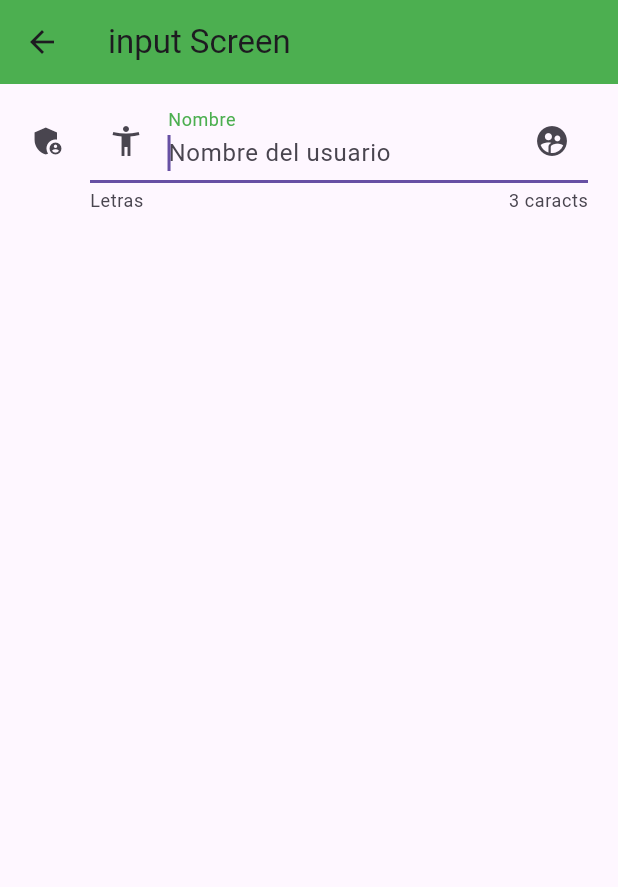
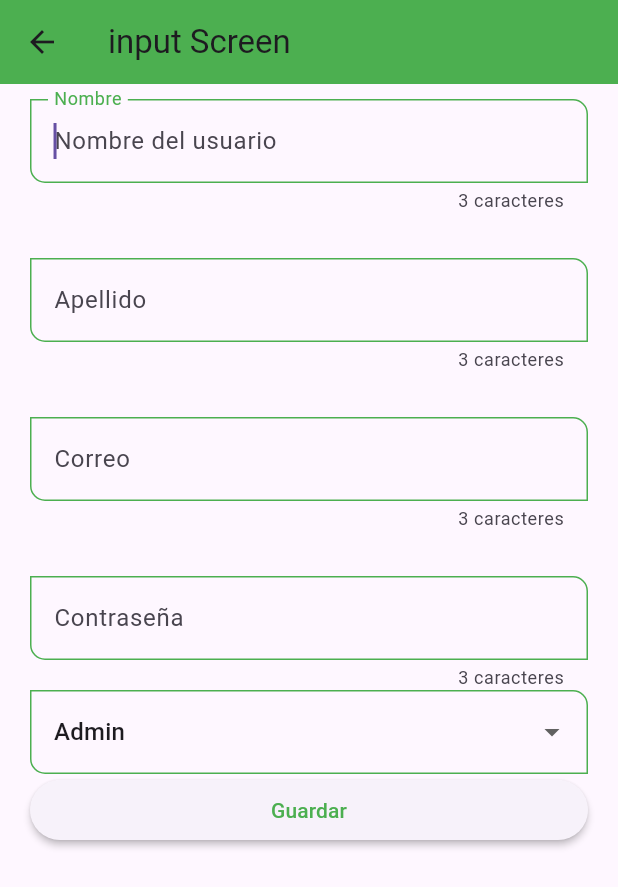
Before and after one commit to JoKradept/fl_components, a Flutter app: the InputScreen screen opened by its route, on a phone screen of 412 x 824 dp. Shown: the top 887 px of the screen. Run offline on Flutter 3.47's test engine with Material 3 defaults, Android fonts, the phone set to English and light mode, and no system bars; our stand-ins replace syncfusion_flutter_charts.

Commit message:
modified:   lib/main.dart 	modified:   lib/router/app_routes.dart 	modified:   lib/screens/input_screen.dart 	modified:   lib/screens/screens.dart 	new file:   lib/screens/slider_screen.dart 	modified:   lib/theme/app_theme.dart 	new file:   lib/widgets/custom_input_field.dart 	modified:   lib/widgets/widgets.dart 	modified:   pubspec.lock

```diff
--- a/lib/main.dart
+++ b/lib/main.dart
@@ -2,12 +2,14 @@ import 'package:fl_components/router/app_routes.dart';
 import 'package:fl_components/theme/app_theme.dart';
 import 'package:flutter/material.dart';
 
-void main() => runApp(AppState());
+void main() => runApp(const AppState());
 
 class AppState extends StatelessWidget {
+  const AppState({super.key});
+
   @override
   Widget build(BuildContext context) {
-    return MyApp();
+    return const MyApp();
     // return MultiProvider(
     //   providers: [ChangeNotifierProvider(create: (_) => PointService())],
     //   child: MyApp(),
--- a/lib/router/app_routes.dart
+++ b/lib/router/app_routes.dart
@@ -47,6 +47,11 @@ class AppRoutes {
         name: 'Input Contenedor',
         screen: const InputScreen()),
     MenuOption(
+        route: 'slider',
+        icon: Icons.sort_outlined,
+        name: 'Slider',
+        screen: const SliderScreen()),
+    MenuOption(
         route: 'graphic',
         icon: Icons.auto_graph,
         name: 'Graphic',
--- a/lib/screens/input_screen.dart
+++ b/lib/screens/input_screen.dart
@@ -1,10 +1,25 @@
+// ignore_for_file: avoid_print
+
 import 'package:flutter/material.dart';
+
+import '../widgets/widgets.dart';
 
 class InputScreen extends StatelessWidget {
   const InputScreen({super.key});
 
   @override
   Widget build(BuildContext context) {
+    //
+    final myFormKey = GlobalKey<FormState>();
+    //
+    final Map<String, String> formValues = {
+      'first_name': 'Fernando',
+      'last_name': 'Herrera',
+      'email': 'a@a.com',
+      'password': '1234',
+      'role': 'admin'
+    };
+
     return Scaffold(
       appBar: AppBar(
         title: const Text('input Screen'),
@@ -12,35 +27,87 @@ class InputScreen extends StatelessWidget {
       body: SingleChildScrollView(
         child: Padding(
           padding: const EdgeInsets.symmetric(horizontal: 20, vertical: 10),
-          child: Column(
-            children: [
-              TextFormField(
-                autofocus: true,
-                initialValue: '',
-                textCapitalization: TextCapitalization.words,
-                onChanged: (value) {
-                  // ignore: avoid_print
-                  print('value : $value');
-                },
-                autovalidateMode: AutovalidateMode.onUserInteraction,
-                validator: (value) {
-                  if (value == null) return 'este campo es requerido';
-                  return value.length < 3 ? 'minimo de 3 letras' : null;
-                },
-                decoration: const InputDecoration(
-                  hintText: 'Nombre del usuario',
-                  labelText: 'Nombre',
-                  helperText: 'Letras',
-                  counterText: '3 caracts',
-                  icon: Icon(Icons.admin_panel_settings),
-                  prefixIcon: Icon(Icons.accessibility_new),
-                  suffixIcon: Icon(Icons.supervised_user_circle_rounded),
-                  // border: OutlineInputBorder(
-                  //   borderRadius: BorderRadius.circular(35),
-                  // ),
+          child: Form(
+            key: myFormKey,
+            onChanged: () {},
+            child: Column(
+              children: [
+                CustomInputField(
+                    labelText: 'Nombre',
+                    hintText: 'Nombre del usuario',
+                    formProperty: 'first_name',
+                    formValues: formValues),
+                const SizedBox(height: 30),
+                //
+                CustomInputField(
+                    labelText: 'Apellido',
+                    hintText: 'Apellido del usuario',
+                    formProperty: 'last_name',
+                    formValues: formValues),
+                const SizedBox(height: 30),
+                //
+                CustomInputField(
+                    labelText: 'Correo',
+                    hintText: 'Correo del usuario',
+                    keyboardType: TextInputType.emailAddress,
+                    formProperty: 'email',
+                    formValues: formValues),
+                const SizedBox(height: 30),
+                //
+                CustomInputField(
+                    labelText: 'Contraseña',
+                    hintText: 'Contraseña del usuario',
+                    obscureText: true,
+                    formProperty: 'password',
+                    formValues: formValues),
+                //
+
+                DropdownButtonFormField<String>(
+                  value: 'Admin',
+                  items: const [
+                    DropdownMenuItem(
+                      value: 'Admin',
+                      child: Text('Admin'),
+                    ),
+                    DropdownMenuItem(
+                      value: 'SuperUser',
+                      child: Text('SuperUser'),
+                    ),
+                    DropdownMenuItem(
+                      value: 'Developer',
+                      child: Text('Developer'),
+                    ),
+                    DropdownMenuItem(
+                      value: 'JrDev',
+                      child: Text('JrDev'),
+                    ),
+                  ],
+                  onChanged: (value) {
+                    print(value);
+                    formValues['role'] = value ?? 'Admin';
+                  },
                 ),
-              ),
-            ],
+
+                ElevatedButton(
+                  child: const SizedBox(
+                    width: double.infinity,
+                    child: Center(child: Text('Guardar')),
+                  ),
+                  onPressed: () {
+                    //Esto minimiza el teclado al presionar el boton
+                    FocusScope.of(context).requestFocus(FocusNode());
+
+                    if (!myFormKey.currentState!.validate()) {
+                      print('formulario no valido');
+                      return;
+                    }
+
+                    //TODO: imprimir valores formulario
+                    print(formValues);
+                  },
+                )
+              ],
+            ),
           ),
         ),
       ),
--- a/lib/screens/screens.dart
+++ b/lib/screens/screens.dart
@@ -1,3 +1,4 @@
+export 'package:fl_components/screens/slider_screen.dart';
 export 'package:fl_components/screens/graphic_screen.dart';
 export 'package:fl_components/screens/input_screen.dart';
 export 'package:fl_components/screens/animated_screen.dart';
--- a/lib/theme/app_theme.dart
+++ b/lib/theme/app_theme.dart
@@ -50,9 +50,30 @@ class AppTheme {
         elevation: 2,
       ),
     ),
+
     inputDecorationTheme: const InputDecorationTheme(
-      floatingLabelStyle: TextStyle(
-        color: primary,
+      floatingLabelStyle: TextStyle(color: primary),
+      enabledBorder: OutlineInputBorder(
+        borderSide: BorderSide(color: primary),
+        borderRadius: BorderRadius.only(
+          bottomLeft: Radius.circular(10),
+          topRight: Radius.circular(10),
+        ),
+      ),
+      //
+      focusedBorder: OutlineInputBorder(
+        borderSide: BorderSide(color: primary),
+        borderRadius: BorderRadius.only(
+          bottomLeft: Radius.circular(10),
+          topRight: Radius.circular(10),
+        ),
+      ),
+      //
+      border: OutlineInputBorder(
+        borderRadius: BorderRadius.only(
+          bottomLeft: Radius.circular(10),
+          topRight: Radius.circular(10),
+        ),
       ),
     ),
   );
--- /dev/null
+++ b/lib/widgets/custom_input_field.dart
@@ -0,0 +1,63 @@
+import 'package:flutter/material.dart';
+
+class CustomInputField extends StatelessWidget {
+  final String? hintText;
+  final String? labelText;
+  final String? helperText;
+  final IconData? icon;
+  final IconData? suffixIcon;
+  final IconData? prefixIcon;
+  final TextInputType? keyboardType;
+  final bool obscureText;
+
+  final String formProperty;
+  final Map<String, String> formValues;
+
+  const CustomInputField({
+    super.key,
+    this.hintText,
+    this.labelText,
+    this.helperText,
+    this.icon,
+    this.suffixIcon,
+    this.prefixIcon,
+    this.keyboardType,
+    this.obscureText = false,
+    required this.formProperty,
+    required this.formValues,
+  });
+
+  @override
+  Widget build(BuildContext context) {
+    return TextFormField(
+      autofocus: true,
+      initialValue: '',
+      textCapitalization: TextCapitalization.words,
+      keyboardType: keyboardType,
+      obscureText: obscureText,
+      onChanged: (value) {
+        formValues[formProperty] = value;
+
+        // ignore: avoid_print
+        // print('value : $value');
+      },
+      validator: (value) {
+        if (value == null) return 'Este campo es requerido';
+        return value.length < 3 ? 'Minimo de 3 letras' : null;
+      },
+      autovalidateMode: AutovalidateMode.onUserInteraction,
+      decoration: InputDecoration(
+        hintText: hintText,
+        labelText: labelText,
+        helperText: helperText,
+        counterText: '3 caracteres',
+        prefixIcon: prefixIcon == null ? null : Icon(prefixIcon),
+        suffixIcon: suffixIcon == null ? null : Icon(suffixIcon),
+        icon: icon == null ? null : Icon(icon),
+        // border: OutlineInputBorder(
+        //   borderRadius: BorderRadius.circular(35),
+        // ),
+      ),
+    );
+  }
+}
--- a/lib/widgets/widgets.dart
+++ b/lib/widgets/widgets.dart
@@ -1,3 +1,4 @@
+export 'package:fl_components/widgets/custom_input_field.dart';
 export 'package:fl_components/widgets/graphs_buttons.dart';
 export 'package:fl_components/widgets/custom_card_type_2.dart';
 export 'package:fl_components/widgets/custom_card_type_1.dart';
```
Also changed, not shown: lib/screens/slider_screen.dart (added, +55 -0 lines).
